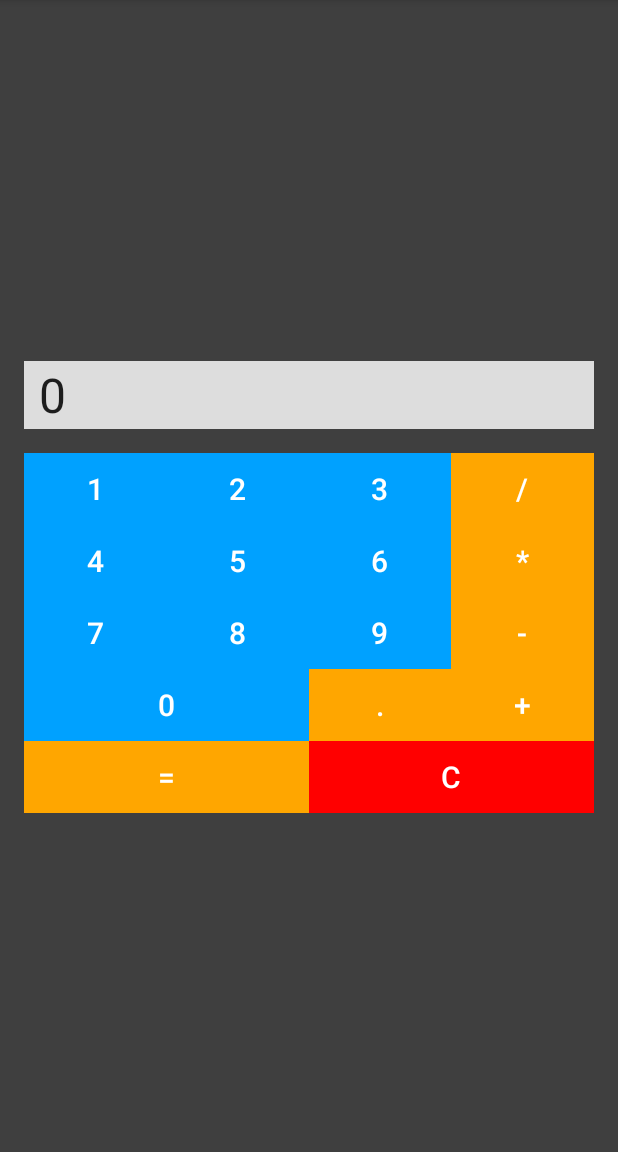
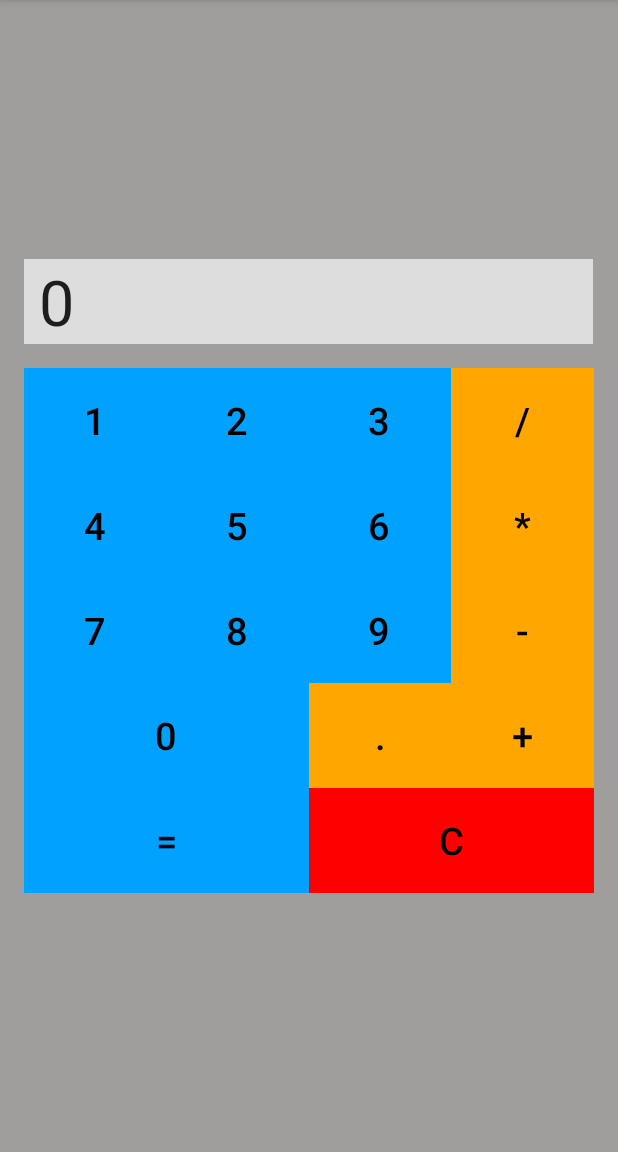
Before and after one commit to NKoroloff/TESTS-CALCS, an Android app: the screen it shows after launch (MainActivity), on a phone screen of 412 x 824 dp, the part 84-1236 px from its top. Run offline under Robolectric (Android 15) with nearby library versions, the phone set to English and light mode, and no system bars.

Commit message:
fix bugs

```diff
--- a/calculatorJAVA/app/src/main/AndroidManifest.xml
+++ b/calculatorJAVA/app/src/main/AndroidManifest.xml
@@ -8,8 +8,10 @@
         android:label="@string/app_name"
         android:roundIcon="@mipmap/ic_launcher_round"
         android:supportsRtl="true"
+
         android:theme="@style/AppTheme">
-        <activity android:name=".MainActivity">
+        <activity android:name=".MainActivity"
+            android:screenOrientation="portrait">
             <intent-filter>
                 <action android:name="android.intent.action.MAIN" />
 
--- a/calculatorJAVA/app/src/main/java/com/example/calculator/Logic.java
+++ b/calculatorJAVA/app/src/main/java/com/example/calculator/Logic.java
@@ -1,4 +1,6 @@
 package com.example.calculator;
+
+import java.math.BigDecimal;
 
 public class Logic
 {
@@ -54,6 +56,6 @@ public class Logic
         return Stringa;
     }
     public double checkLenght(Double a) {
-        return Double.parseDouble(this.cutDisplay(Double.toString(a)));
+        return Double.parseDouble(this.cutDisplay((new BigDecimal(a)).toString()));
     }
 }
--- a/calculatorJAVA/app/src/main/java/com/example/calculator/MainActivity.java
+++ b/calculatorJAVA/app/src/main/java/com/example/calculator/MainActivity.java
@@ -6,6 +6,8 @@ import android.os.Bundle;
 import android.view.View;
 import android.widget.Button;
 import android.widget.EditText;
+
+import java.math.BigDecimal;
 
 
 public class MainActivity extends AppCompatActivity {
@@ -235,7 +237,7 @@ public class MainActivity extends AppCompatActivity {
                 {
                     switchOperations(operand, Double.parseDouble(getDisplay()), second);
                     System.out.println(model.getMemoryNumber());
-                    setDisplay(Double.toString(model.getMemoryNumber()));
+                    setDisplay(new BigDecimal(model.getMemoryNumber()).toString());
                     if (model.getMemoryNumber() >= 999999999)
                     {
                         setDisplay("Error");
@@ -373,7 +375,7 @@ public class MainActivity extends AppCompatActivity {
                         setDisplay("Error");
                         return;
                     }
-                    setDisplay(logic.cutDisplay(Double.toString(model.getMemoryNumber())));
+                    setDisplay(logic.cutDisplay((new BigDecimal(model.getMemoryNumber()).toString())));
                     break;
                 case '-':
                     model.setMemoryNumber(logic.minus(model.getMemoryNumber(), Double.parseDouble(getDisplay())));
@@ -381,7 +383,7 @@ public class MainActivity extends AppCompatActivity {
                         setDisplay("Error");
                         return;
                     }
-                    setDisplay(logic.cutDisplay(Double.toString(model.getMemoryNumber())));
+                    setDisplay(logic.cutDisplay((new BigDecimal(model.getMemoryNumber()).toString())));
                     break;
                 case '/':
                     model.setMemoryNumber(logic.divide(model.getMemoryNumber(), Double.parseDouble(getDisplay())));
@@ -389,7 +391,7 @@ public class MainActivity extends AppCompatActivity {
                         setDisplay("Error");
                         return;
                     }
-                    setDisplay(logic.cutDisplay(Double.toString(model.getMemoryNumber())));
+                    setDisplay(logic.cutDisplay((new BigDecimal(model.getMemoryNumber()).toString())));
                     break;
                 case '*':
                     model.setMemoryNumber(logic.multiply(model.getMemoryNumber(), Double.parseDouble(getDisplay())));
@@ -397,7 +399,7 @@ public class MainActivity extends AppCompatActivity {
                         setDisplay("Error");
                         return;
                     }
-                    setDisplay(logic.cutDisplay(Double.toString(model.getMemoryNumber())));
+                    setDisplay(logic.cutDisplay((new BigDecimal(model.getMemoryNumber()).toString())));
                     break;
             }
     }
--- a/calculatorJAVA/app/src/main/res/layout/activity_main.xml
+++ b/calculatorJAVA/app/src/main/res/layout/activity_main.xml
@@ -4,21 +4,16 @@
     android:id="@+id/activity_main"
     android:layout_width="match_parent"
     android:layout_height="match_parent"
-    android:background="#3F3F3F"
+    android:background="#A09D9D"
     android:gravity="center"
+    android:screenOrientation="portrait"
     android:orientation="vertical"
     android:padding="16dp">
 
-    <LinearLayout
-        android:id="@+id/result"
-        android:layout_width="match_parent"
-        android:layout_height="15dp"
-        android:background="#00CA2C2C" />
-
     <EditText
         android:id="@+id/numberField"
-        android:layout_width="match_parent"
-        android:layout_height="45dp"
+        android:layout_width="379dp"
+        android:layout_height="wrap_content"
         android:background="#ddd"
         android:cursorVisible="false"
         android:focusable="false"
@@ -26,7 +21,7 @@
         android:linksClickable="false"
         android:paddingLeft="10dp"
         android:text="0"
-        android:textSize="32sp" />
+        android:textSize="42sp" />
 
     <LinearLayout
         android:layout_width="match_parent"
@@ -36,47 +31,47 @@
         <Button
             android:id="@+id/one"
             android:layout_width="25dp"
-            android:layout_height="wrap_content"
+            android:layout_height="70dp"
             android:layout_weight="1"
             android:background="#00a1ff"
             android:onClick="onNumberClick"
             android:text="1"
-            android:textColor="#fff"
+            android:textColor="#000"
             android:textColorHint="#00FFFFFF"
-            android:textSize="20sp" />
+            android:textSize="25sp" />
 
         <Button
             android:id="@+id/two"
             android:layout_width="25dp"
-            android:layout_height="wrap_content"
+            android:layout_height="70dp"
             android:layout_weight="1"
             android:background="#00a1ff"
             android:onClick="onNumberClick"
             android:text="2"
-            android:textColor="#fff"
-            android:textSize="20sp" />
+            android:textColor="#000"
+            android:textSize="25sp" />
 
         <Button
             android:id="@+id/three"
             android:layout_width="25dp"
-            android:layout_height="wrap_content"
+            android:layout_height="70dp"
             android:layout_weight="1"
             android:background="#00a1ff"
             android:onClick="onNumberClick"
             android:text="3"
-            android:textColor="#fff"
-            android:textSize="20sp" />
+            android:textColor="#000"
+            android:textSize="25sp" />
 
         <Button
             android:id="@+id/divide"
             android:layout_width="25dp"
-            android:layout_height="wrap_content"
+            android:layout_height="70dp"
             android:layout_weight="1"
             android:background="#ffa600"
             android:onClick="onOperationClick"
             android:text="/"
-            android:textColor="#fff"
-            android:textSize="20sp" />
+            android:textColor="#000"
+            android:textSize="25sp" />
     </LinearLayout>
 
     <LinearLayout
@@ -86,46 +81,46 @@
         <Button
             android:id="@+id/four"
             android:layout_width="25dp"
-            android:layout_height="wrap_content"
+            android:layout_height="70dp"
             android:layout_weight="1"
             android:background="#00a1ff"
             android:onClick="onNumberClick"
             android:text="4"
-            android:textColor="#fff"
-            android:textSize="20sp" />
+            android:textColor="#000"
+            android:textSize="25sp" />
 
         <Button
             android:id="@+id/five"
             android:layout_width="25dp"
-            android:layout_height="wrap_content"
+            android:layout_height="70dp"
             android:layout_weight="1"
             android:background="#00a1ff"
             android:onClick="onNumberClick"
             android:text="5"
-            android:textColor="#fff"
-            android:textSize="20sp" />
+            android:textColor="#000"
+            android:textSize="25sp" />
 
         <Button
             android:id="@+id/six"
             android:layout_width="25dp"
-            android:layout_height="wrap_content"
+            android:layout_height="70dp"
             android:layout_weight="1"
             android:background="#00a1ff"
             android:onClick="onNumberClick"
             android:text="6"
-            android:textColor="#fff"
-            android:textSize="20sp" />
+            android:textColor="#000"
+            android:textSize="25sp" />
 
         <Button
             android:id="@+id/multiply"
             android:layout_width="25dp"
-            android:layout_height="wrap_content"
+            android:layout_height="70dp"
             android:layout_weight="1"
             android:background="#ffa600"
             android:onClick="onOperationClick"
             android:text="*"
-            android:textColor="#fff"
-            android:textSize="20sp" />
+            android:textColor="#000"
+            android:textSize="25sp" />
     </LinearLayout>
 
     <LinearLayout
@@ -135,47 +130,47 @@
         <Button
             android:id="@+id/seven"
             android:layout_width="0dp"
-            android:layout_height="wrap_content"
+            android:layout_height="70dp"
             android:layout_weight="1"
             android:background="#00a1ff"
             android:backgroundTintMode="add"
             android:onClick="onNumberClick"
             android:text="7"
-            android:textColor="#fff"
-            android:textSize="20sp" />
+            android:textColor="#000"
+            android:textSize="25sp" />
 
         <Button
             android:id="@+id/eight"
             android:layout_width="0dp"
-            android:layout_height="wrap_content"
+            android:layout_height="70dp"
             android:layout_weight="1"
             android:background="#00a1ff"
             android:onClick="onNumberClick"
             android:text="8"
-            android:textColor="#fff"
-            android:textSize="20sp" />
+            android:textColor="#000"
+            android:textSize="25sp" />
 
         <Button
             android:id="@+id/nine"
             android:layout_width="0dp"
-            android:layout_height="wrap_content"
+            android:layout_height="70dp"
             android:layout_weight="1"
             android:background="#00a1ff"
             android:onClick="onNumberClick"
             android:text="9"
-            android:textColor="#fff"
-            android:textSize="20sp" />
+            android:textColor="#000"
+            android:textSize="25sp" />
 
         <Button
             android:id="@+id/minus"
             android:layout_width="0dp"
-            android:layout_height="wrap_content"
+            android:layout_height="70dp"
             android:layout_weight="1"
             android:background="#ffa600"
             android:onClick="onOperationClick"
             android:text="-"
-            android:textColor="#fff"
-            android:textSize="20sp" />
+            android:textColor="#000"
+            android:textSize="25sp" />
 
     </LinearLayout>
 
@@ -187,35 +182,35 @@
         <Button
             android:id="@+id/zero"
             android:layout_width="100dp"
-            android:layout_height="wrap_content"
+            android:layout_height="70dp"
             android:layout_weight="2"
             android:background="#00a1ff"
             android:onClick="onNumberClick"
             android:text="0"
-            android:textColor="#FFFFFF"
-            android:textSize="20sp" />
+            android:textColor="#000000"
+            android:textSize="25sp" />
 
         <Button
             android:id="@+id/dot"
             android:layout_width="50dp"
-            android:layout_height="wrap_content"
+            android:layout_height="70dp"
             android:layout_weight="1"
             android:background="#ffa600"
             android:onClick="onNumberClick"
             android:text="."
-            android:textColor="#fff"
-            android:textSize="20sp" />
+            android:textColor="#000"
+            android:textSize="25sp" />
 
         <Button
             android:id="@+id/plus"
             android:layout_width="50dp"
-            android:layout_height="wrap_content"
+            android:layout_height="70dp"
             android:layout_weight="1"
             android:background="#ffa600"
             android:onClick="onOperationClick"
             android:text="+"
-            android:textColor="#fff"
-            android:textSize="20sp" />
+            android:textColor="#000"
+            android:textSize="25sp" />
 
     </LinearLayout>
 
@@ -225,24 +220,24 @@
 
         <Button
             android:id="@+id/equal"
-            android:layout_width="50dp"
-            android:layout_height="match_parent"
+            android:layout_width="70dp"
+            android:layout_height="70dp"
             android:layout_weight="1"
-            android:background="#ffa600"
+            android:background="#00a1ff"
             android:onClick="onOperationClick"
             android:text="="
-            android:textColor="#fff"
-            android:textSize="20sp" />
+            android:textColor="#000"
+            android:textSize="25sp" />
 
         <Button
             android:id="@+id/button"
-            android:layout_width="50dp"
-            android:layout_height="wrap_content"
+            android:layout_width="70dp"
+            android:layout_height="70dp"
             android:layout_weight="1"
-            android:background="#FF0000"
+            android:background="#ff0000"
             android:text="C"
-            android:textColor="#fff"
-            android:textSize="20sp" />
+            android:textColor="#000"
+            android:textSize="25sp" />
 
     </LinearLayout>
 
```
Also changed, not shown: 2 other files.
